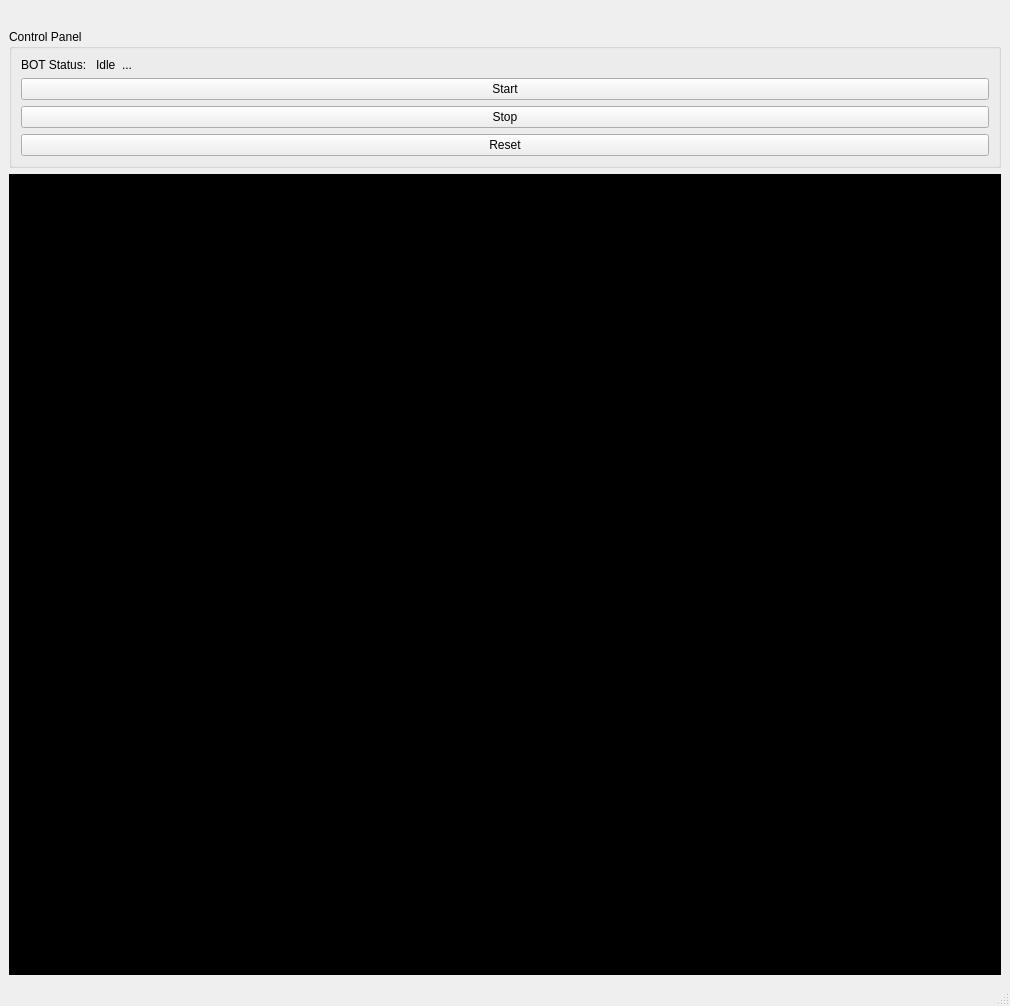
Above: DockerProject/main.ui from aieng-lab/llm-voicechat-demo before the change. Below: the same form after it.
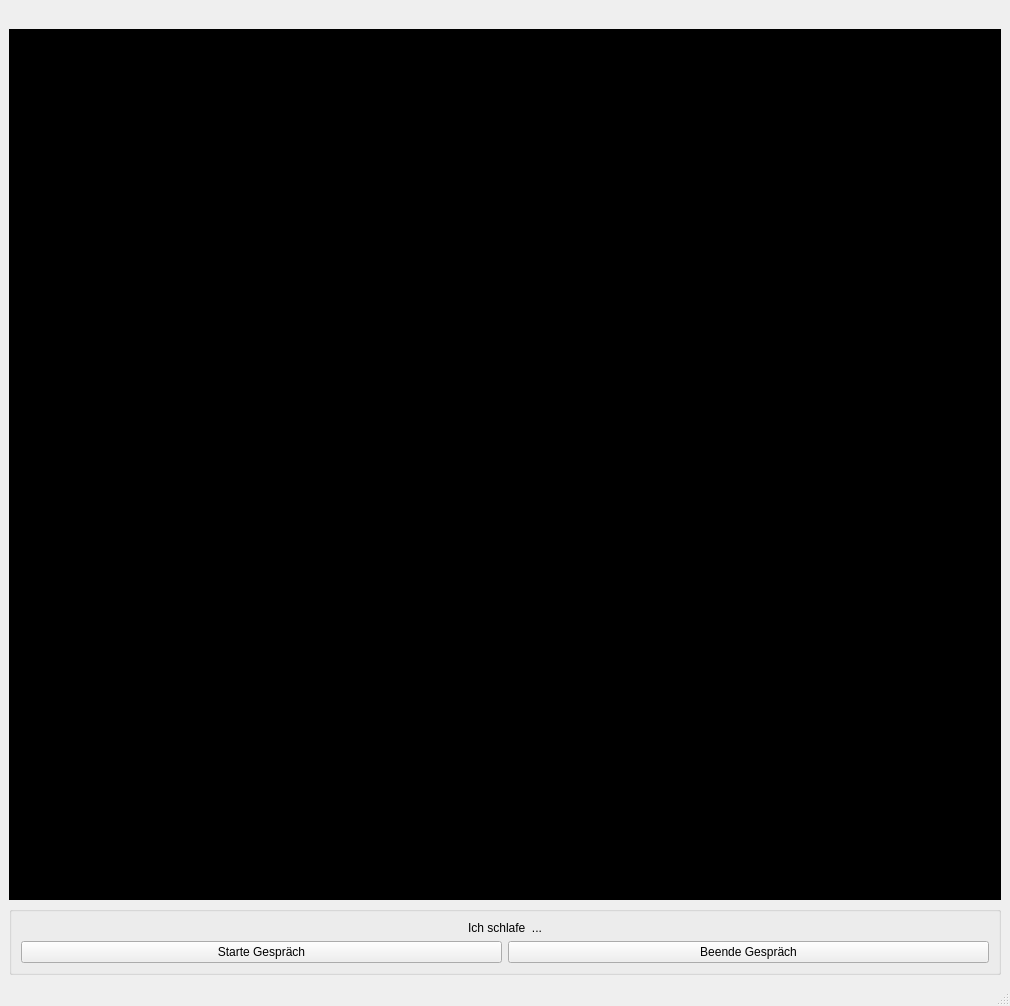
That is the form after the change. Icons and pictures are not drawn.

Commit message: Changed locations of interface's components

What changed in the file:
```diff
--- a/DockerProject/main.ui
+++ b/DockerProject/main.ui
@@ -17,6 +17,20 @@
             <layout class="QGridLayout" name="gridLayout_5">
                 <item row="0" column="0">
                     <layout class="QGridLayout" name="gridLayout_4">
+                        <item row="1" column="1">
+                            <spacer name="horizontalSpacer">
+                                <property name="orientation">
+                                    <enum>Qt::Horizontal</enum>
+                                </property>
+                                <property name="sizeHint" stdset="0">
+                                    <size>
+                                    <!-- The area at the top between windows bar and plotting figure -->
+                                        <width>778</width>
+                                        <height>0</height>
+                                    </size>
+                                </property>
+                            </spacer>
+                        </item>
                         <item row="2" column="1">
                             <widget class="QWidget" name="widget" native="true">
                                 <property name="minimumSize">
@@ -33,11 +47,9 @@
                                 </property>
                             </widget>
                         </item>
-                        <item row="1" column="1">
+
+                        <item row="3" column="1">
                             <widget class="QGroupBox" name="groupBox">
-                                <property name="title">
-                                    <string>Control Panel</string>
-                                </property>
                                 <layout class="QGridLayout" name="gridLayout_3">
                                     <!-- <item row="0" column="0">
                                         <layout class="QGridLayout" name="gridLayout_2">
@@ -85,68 +97,46 @@
                                         <layout class="QVBoxLayout" name="verticalLayout">
                                             <item>
                                                 <layout class="QGridLayout" name="gridLayout">
-                                                    <!-- <item row="0" column="0">
-                                                        <widget class="QLabel" name="label_5">
-                                                            <property name="text">
-                                                                <string>Down Sample (&gt;0)</string>
-                                                            </property>
-                                                        </widget>
-                                                    </item>
-                                                    <item row="0" column="1">
-                                                        <widget class="QLineEdit" name="lineEdit_3">
-                                                            <property name="text">
-                                                                <string>1</string>
-                                                            </property>
-                                                        </widget>
-                                                    </item> -->
-                                                    <item row="1" column="0">
+                                                    <property name="alignment">
+                                                        <set>Qt::AlignCenter</set>
+                                                    </property>
+                                                    <item row="2" column="0">
                                                         <widget class="QLabel" name="label_6">
                                                             <property name="text">
-                                                                <string>BOT Status:   Idle  ...</string>
+                                                                <string>Ich schlafe  ...</string>
                                                             </property>
                                                         </widget>
                                                     </item>
                                                 </layout>
                                             </item>
                                             <item>
-                                                <widget class="QPushButton" name="startButton">
-                                                    <property name="text">
-                                                        <string>Start</string>
-                                                    </property>
-                                                </widget>
+                                                <layout class="QVBoxLayout" name="buttonsLayout">
+                                                    <item>
+                                                        <layout class="QGridLayout" name="gridLayout_6">
+                                                            <item row="0" column="0">
+                                                                <widget class="QPushButton" name="startButton">
+                                                                    <property name="text">
+                                                                        <string>Starte Gespräch</string>
+                                                                    </property>
+                                                                </widget>
+                                                            </item>
+                                                            <item row="0" column="1">
+                                                                <widget class="QPushButton" name="resetButton">
+                                                                    <property name="text">
+                                                                        <string>Beende Gespräch</string>
+                                                                    </property>
+                                                                </widget>
+                                                            </item>
+                                                        </layout>
+                                                    </item>
+                                                </layout>
                                             </item>
-                                            <item>
-                                                <widget class="QPushButton" name="stopButton">
-                                                    <property name="text">
-                                                        <string>Stop</string>
-                                                    </property>
-                                                </widget>
-                                            </item>
-                                            <item>
-                                                <widget class="QPushButton" name="resetButton">
-                                                    <property name="text">
-                                                        <string>Reset</string>
-                                                    </property>
-                                                </widget>
-                                            </item>
+
                                         </layout>
                                     </item>
                                 </layout>
                             </widget>
                         </item>
-                        <item row="3" column="1">
-                            <spacer name="horizontalSpacer">
-                                <property name="orientation">
-                                    <enum>Qt::Horizontal</enum>
-                                </property>
-                                <property name="sizeHint" stdset="0">
-                                    <size>
-                                        <width>778</width>
-                                        <height>0</height>
-                                    </size>
-                                </property>
-                            </spacer>
-                        </item>
                         <item row="2" column="0">
                             <spacer name="verticalSpacer">
                                 <property name="orientation">
```
Left out of the diff: 46 changed lines with no effect on the pictures. The commit also changes 7 other files.
